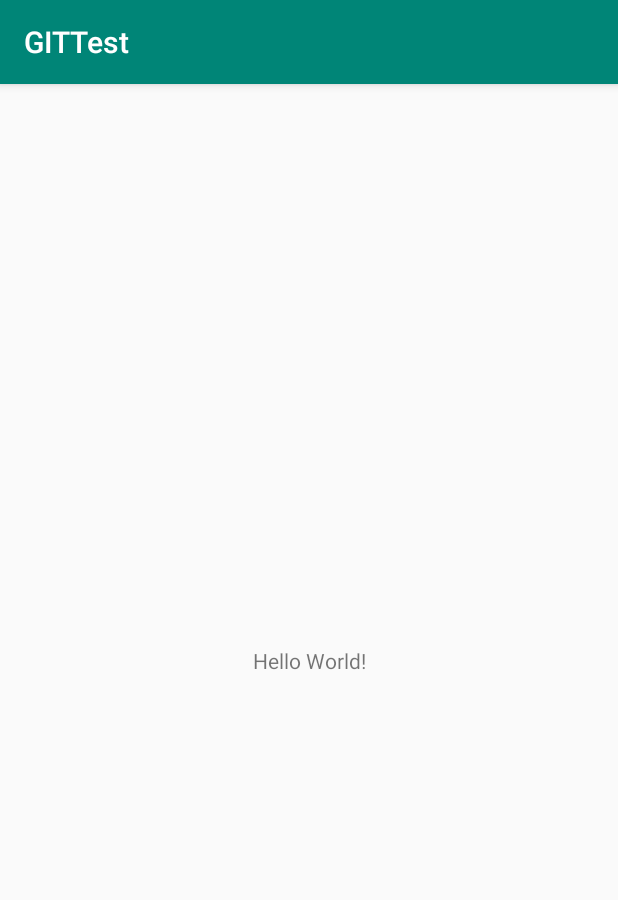
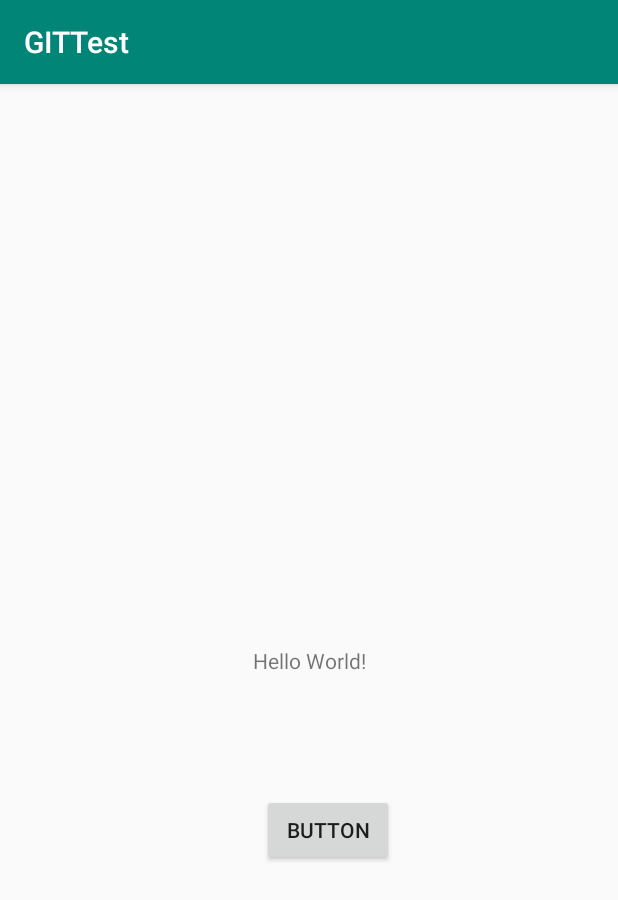
Before and after one commit to MadhusudhanReddyKalathuru/GITTest, an Android app: the screen it shows after launch (MainActivity), on a phone screen of 412 x 824 dp. Shown: the top 900 px of the screen. Run offline under Robolectric (Android 15) with nearby library versions, the phone set to English and light mode, and no system bars.

Commit message:
activity_main.xml button changes

```diff
--- a/app/src/main/res/layout/activity_main.xml
+++ b/app/src/main/res/layout/activity_main.xml
@@ -7,6 +7,7 @@
     tools:context=".MainActivity">
 
     <TextView
+        android:id="@+id/textView"
         android:layout_width="wrap_content"
         android:layout_height="wrap_content"
         android:text="Hello World!"
@@ -15,4 +16,18 @@
         app:layout_constraintRight_toRightOf="parent"
         app:layout_constraintTop_toTopOf="parent" />
 
+    <Button
+        android:id="@+id/button"
+        android:layout_width="wrap_content"
+        android:layout_height="wrap_content"
+        android:layout_marginStart="174dp"
+        android:layout_marginTop="70dp"
+        android:layout_marginEnd="149dp"
+        android:layout_marginBottom="238dp"
+        android:text="Button"
+        app:layout_constraintBottom_toBottomOf="parent"
+        app:layout_constraintEnd_toEndOf="parent"
+        app:layout_constraintStart_toStartOf="parent"
+        app:layout_constraintTop_toBottomOf="@+id/textView" />
+
 </android.support.constraint.ConstraintLayout>
```
